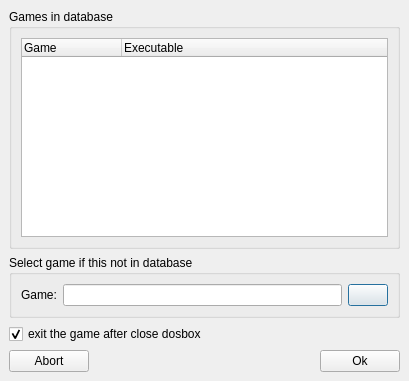
Above: ui/games.ui from LasDesu/DBoxFE before the change. Below: the same form after it.
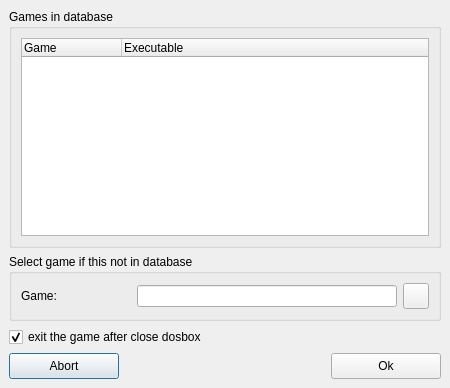
That is the form after the change. Icons and pictures are not drawn.

Diff of the .ui file:
```diff
--- a/ui/games.ui
+++ b/ui/games.ui
@@ -8,8 +8,8 @@
    <rect>
     <x>0</x>
     <y>0</y>
-    <width>409</width>
-    <height>381</height>
+    <width>450</width>
+    <height>388</height>
    </rect>
   </property>
   <property name="windowTitle" >
@@ -26,24 +26,6 @@
     <number>6</number>
    </property>
    <item row="0" column="0" >
-    <layout class="QGridLayout" >
-     <property name="margin" >
-      <number>0</number>
-     </property>
-     <property name="spacing" >
-      <number>6</number>
-     </property>
-     <item row="2" column="0" >
-      <widget class="QCheckBox" name="chkBoxExitDosbox" >
-       <property name="text" >
-        <string>exit the game after close dosbox</string>
-       </property>
-       <property name="checked" >
-        <bool>true</bool>
-       </property>
-      </widget>
-     </item>
-     <item row="0" column="0" >
       <widget class="QGroupBox" name="gBoxGameInDb" >
        <property name="title" >
         <string>Games in database</string>
@@ -72,49 +54,14 @@
        </layout>
       </widget>
      </item>
-     <item row="1" column="0" >
-      <widget class="QGroupBox" name="gBoxNoGameInDb" >
-       <property name="title" >
-        <string>Select game if this not in database</string>
-       </property>
-       <layout class="QGridLayout" >
-        <property name="margin" >
-         <number>9</number>
-        </property>
-        <property name="spacing" >
-         <number>6</number>
-        </property>
-        <item row="0" column="0" >
-         <layout class="QHBoxLayout" >
-          <property name="margin" >
-           <number>0</number>
-          </property>
-          <property name="spacing" >
-           <number>6</number>
-          </property>
-          <item>
-           <widget class="QLabel" name="label" >
+   <item row="2" column="0" >
+    <widget class="QCheckBox" name="chkBoxExitDosbox" >
             <property name="text" >
-             <string>Game:</string>
-            </property>
-           </widget>
-          </item>
-          <item>
-           <widget class="QLineEdit" name="LEGame" />
-          </item>
-          <item>
-           <widget class="QPushButton" name="btnSelectGame" >
-            <property name="text" >
-             <string/>
-            </property>
-            <property name="icon" >
-             <iconset resource="../res/dboxfe.qrc" >:/pics/images/folder-open_16.png</iconset>
-            </property>
-           </widget>
-          </item>
-         </layout>
-        </item>
-       </layout>
+      <string>exit the game after close dosbox</string>
+     </property>
+     <property name="checked" >
+      <bool>true</bool>
+     </property>
       </widget>
      </item>
      <item row="3" column="0" >
@@ -127,6 +74,18 @@
        </property>
        <item>
         <widget class="QPushButton" name="btnAbort" >
+       <property name="minimumSize" >
+        <size>
+         <width>110</width>
+         <height>26</height>
+        </size>
+       </property>
+       <property name="maximumSize" >
+        <size>
+         <width>110</width>
+         <height>26</height>
+        </size>
+       </property>
          <property name="text" >
           <string>Abort</string>
          </property>
@@ -147,6 +106,18 @@
        </item>
        <item>
         <widget class="QPushButton" name="btnOk" >
+       <property name="minimumSize" >
+        <size>
+         <width>110</width>
+         <height>26</height>
+        </size>
+       </property>
+       <property name="maximumSize" >
+        <size>
+         <width>110</width>
+         <height>26</height>
+        </size>
+       </property>
          <property name="text" >
           <string>Ok</string>
          </property>
@@ -154,7 +125,74 @@
        </item>
       </layout>
      </item>
-    </layout>
+   <item row="1" column="0" >
+    <widget class="QGroupBox" name="gBoxNoGameInDb" >
+     <property name="title" >
+      <string>Select game if this not in database</string>
+     </property>
+     <layout class="QGridLayout" >
+      <property name="margin" >
+       <number>9</number>
+      </property>
+      <property name="spacing" >
+       <number>6</number>
+      </property>
+      <item row="0" column="0" >
+       <layout class="QHBoxLayout" >
+        <property name="margin" >
+         <number>0</number>
+        </property>
+        <property name="spacing" >
+         <number>6</number>
+        </property>
+        <item>
+         <widget class="QLabel" name="label" >
+          <property name="minimumSize" >
+           <size>
+            <width>110</width>
+            <height>0</height>
+           </size>
+          </property>
+          <property name="maximumSize" >
+           <size>
+            <width>110</width>
+            <height>16777215</height>
+           </size>
+          </property>
+          <property name="text" >
+           <string>Game:</string>
+          </property>
+         </widget>
+        </item>
+        <item>
+         <widget class="QLineEdit" name="LEGame" />
+        </item>
+        <item>
+         <widget class="QPushButton" name="btnSelectGame" >
+          <property name="minimumSize" >
+           <size>
+            <width>26</width>
+            <height>26</height>
+           </size>
+          </property>
+          <property name="maximumSize" >
+           <size>
+            <width>26</width>
+            <height>26</height>
+           </size>
+          </property>
+          <property name="text" >
+           <string/>
+          </property>
+          <property name="icon" >
+           <iconset resource="../res/dboxfe.qrc" >:/pics/images/folder-open_16.png</iconset>
+          </property>
+         </widget>
+        </item>
+       </layout>
+      </item>
+     </layout>
+    </widget>
    </item>
   </layout>
  </widget>
```
Lines whose indentation alone changed are shown as unchanged.
